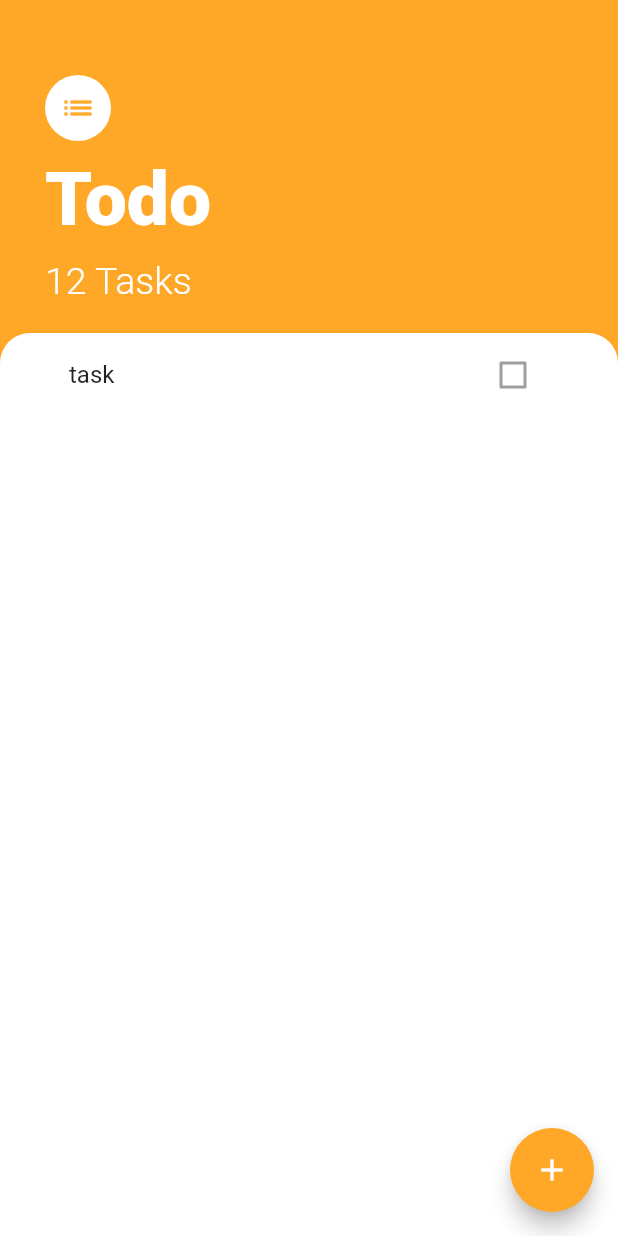
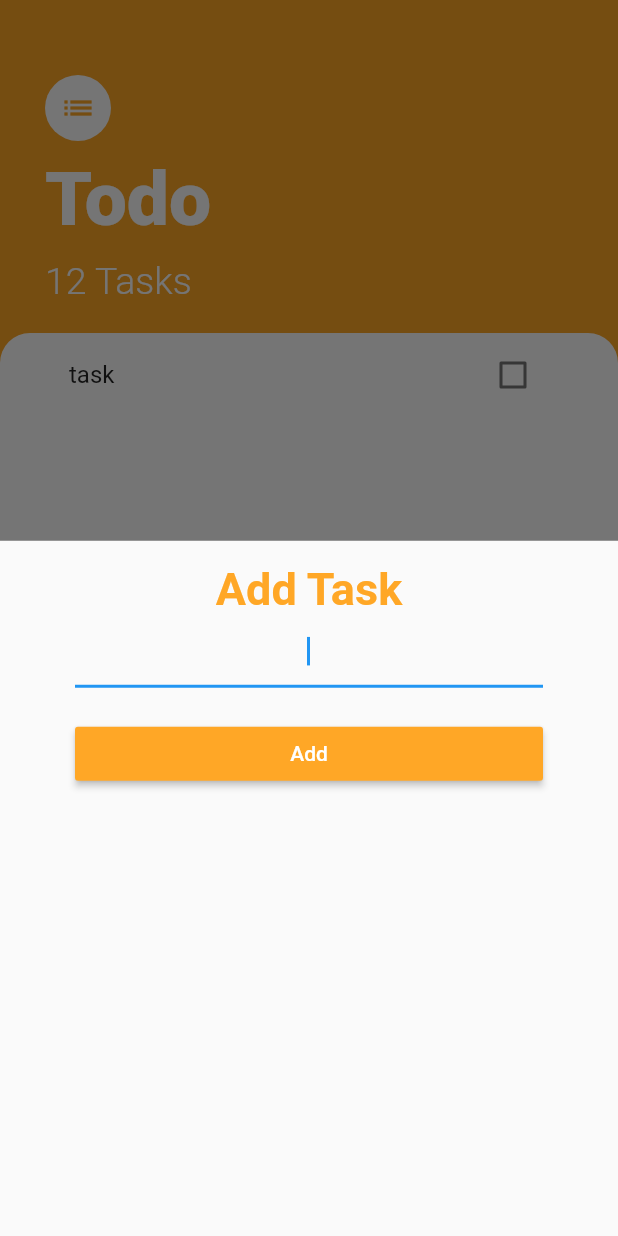
Before and after one commit to owengiri20/flutter_todo, a Flutter app: the screen it shows after launch, after a tap on the "add" icon, on a phone screen of 412 x 824 dp. Run offline on Flutter 3.47's test engine with Material 2 defaults, Android fonts, the phone set to English and light mode, and no system bars.

Commit message:
add statefull check box

```diff
--- /dev/null
+++ b/lib/screens/add_task_screen.dart
@@ -0,0 +1,36 @@
+import 'package:flutter/cupertino.dart';
+import 'package:flutter/material.dart';
+
+class AddTaskScreen extends StatelessWidget {
+  @override
+  Widget build(BuildContext context) {
+    return Container(
+      child: Padding(
+        padding: EdgeInsets.symmetric(horizontal: 50, vertical: 15),
+        child: Column(
+          crossAxisAlignment: CrossAxisAlignment.stretch,
+          children: [
+            Text(
+              "Add Task",
+              textAlign: TextAlign.center,
+              style: TextStyle(
+                  fontSize: 30,
+                  color: Colors.orange.shade400,
+                  fontWeight: FontWeight.w600),
+            ),
+            TextField(
+              autofocus: true,
+              textAlign: TextAlign.center,
+            ),
+            SizedBox(height: 20,),
+            RaisedButton(
+              color: Colors.orange.shade400,
+              child: Text("Add", style: TextStyle(color: Colors.white),),
+              onPressed: () {},
+            )
+          ],
+        ),
+      ),
+    );
+  }
+}
--- a/lib/screens/tasks_screen.dart
+++ b/lib/screens/tasks_screen.dart
@@ -1,13 +1,17 @@
 import 'package:flutter/cupertino.dart';
 import 'package:flutter/material.dart';
 import 'package:fluttertodo/widgets/task_list.dart';
+
+import 'add_task_screen.dart';
 
 class TasksScreen extends StatelessWidget {
   @override
   Widget build(BuildContext context) {
     return Scaffold(
       floatingActionButton: FloatingActionButton(
-        onPressed: () {},
+        onPressed: () {
+          showModalBottomSheet(context: context, builder: (context) => AddTaskScreen());
+        },
         backgroundColor: Colors.orange.shade400,
         child: Icon(Icons.add),
       ),
--- a/lib/widgets/task_list.dart
+++ b/lib/widgets/task_list.dart
@@ -1,7 +1,13 @@
 import 'package:flutter/material.dart';
 import 'package:fluttertodo/widgets/task_tile.dart';
 
-class TasksList extends StatelessWidget {
+class TasksList extends StatefulWidget {
+  List<Task> task = [];
+  @override
+  _TasksListState createState() => _TasksListState();
+}
+
+class _TasksListState extends State<TasksList> {
   @override
   Widget build(BuildContext context) {
     return ListView(
--- a/lib/widgets/task_tile.dart
+++ b/lib/widgets/task_tile.dart
@@ -1,12 +1,43 @@
 import 'package:flutter/material.dart';
 
-class TaskTile extends StatelessWidget {
+class TaskTile extends StatefulWidget {
+  @override
+  _TaskTileState createState() => _TaskTileState();
+}
+
+class _TaskTileState extends State<TaskTile> {
+  bool isChecked = false;
 
   @override
   Widget build(BuildContext context) {
     return ListTile(
-      title: Text("task"),
-      trailing: Checkbox(value: false,),
+      title: Text(
+        "task",
+        style: TextStyle(
+            decoration: isChecked ? TextDecoration.lineThrough : null),
+      ),
+      trailing: TaskCheckbox(isChecked, () {
+        setState(() {
+          isChecked = !isChecked;
+        });
+      }),
     );
   }
 }
+
+class TaskCheckbox extends StatelessWidget {
+  final bool checkboxState;
+  final Function toggleCheckbox;
+  TaskCheckbox(this.checkboxState, this.toggleCheckbox);
+
+  @override
+  Widget build(BuildContext context) {
+    return Checkbox(
+      activeColor: Colors.orange.shade400,
+      value: checkboxState,
+      onChanged: (v) {
+        toggleCheckbox();
+      },
+    );
+  }
+}
```
Also changed, not shown: lib/models/types.dart (added).
